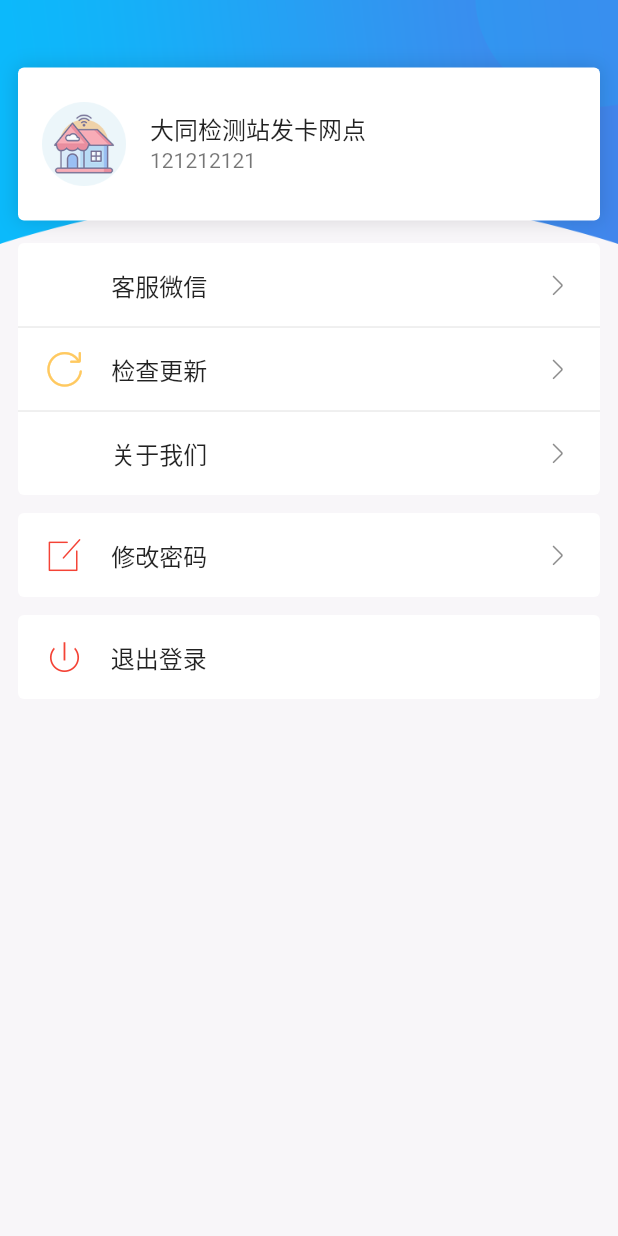
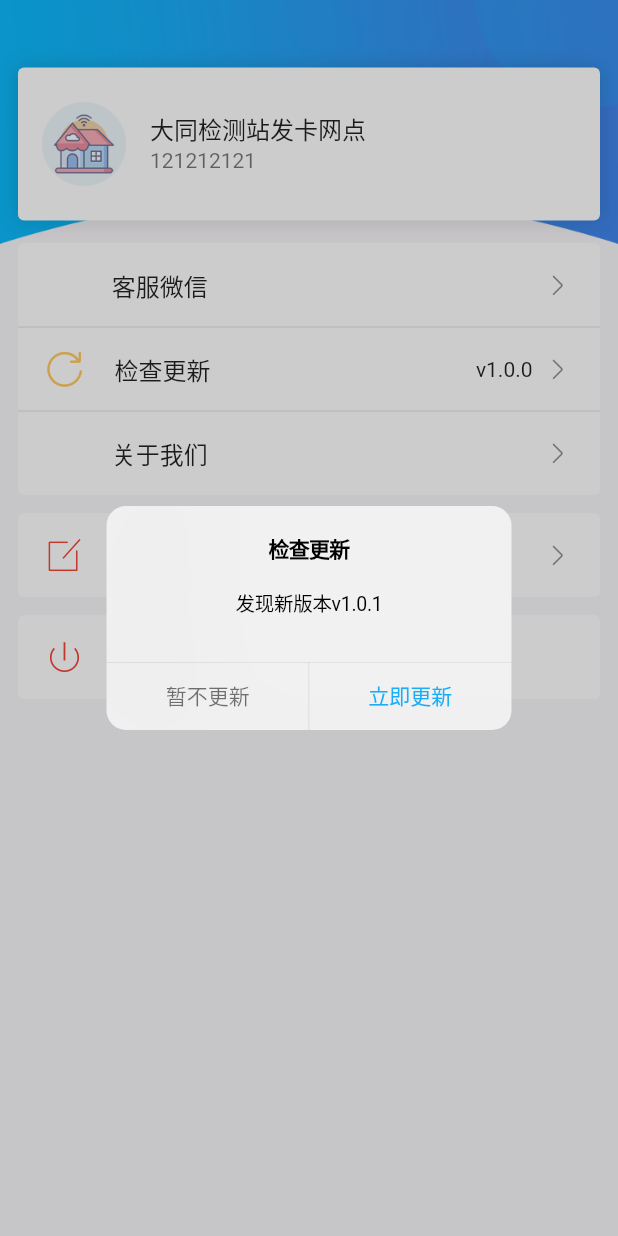
Before and after one commit to fight1991/app-xiaomanyao2.0, a Flutter app: the MinePage widget shown alone on an empty page, opened directly, after a tap on "检查更新", on a phone screen of 412 x 824 dp. Run offline on Flutter 3.47's test engine with Material 2 defaults, Android fonts, the phone set to English and light mode, and no system bars; our stand-ins replace dio, fluttertoast, package_info.

Commit message:
添加检查更新弹框

```diff
--- a/lib/src/pages/home/home_mine_page.dart
+++ b/lib/src/pages/home/home_mine_page.dart
@@ -14,6 +14,7 @@ class MinePage extends StatefulWidget {
 }
 
 class _MinePage extends State<MinePage> {
+  String appVersion = 'v1.0.0';
   @override
   Widget build(BuildContext context) {
     return Container(
@@ -38,6 +39,7 @@ class _MinePage extends State<MinePage> {
               buildListTitleItem(
                   leadingIconColor: Color(0xffFFC960),
                   title: '检查更新',
+                  trailingText: appVersion,
                   leadingIcon: IconFont.icon_refresh,
                   ontap: () => listTitleTap('refresh')),
               buildListTitleItem(
@@ -120,7 +122,7 @@ class _MinePage extends State<MinePage> {
       bool trailingShow = true,
       Function()? ontap,
       Color? leadingIconColor,
-      String? trailingText}) {
+      String trailingText = ''}) {
     return Container(
       child: ListTile(
         onTap: ontap,
@@ -130,7 +132,21 @@ class _MinePage extends State<MinePage> {
           size: 30,
         ),
         title: Align(child: Text(title ?? ''), alignment: Alignment(-1.1, 0)),
-        trailing: trailingShow ? Icon(IconFont.icon_arrow_right) : Text(''),
+        trailing: trailingShow
+            ? Row(
+                mainAxisSize: MainAxisSize.min,
+                children: [
+                  Text(
+                    trailingText,
+                    style: TextStyle(color: Colors.black87),
+                  ),
+                  SizedBox(
+                    width: 5,
+                  ),
+                  Icon(IconFont.icon_arrow_right),
+                ],
+              )
+            : Text(''),
       ),
     );
   }
@@ -145,6 +161,7 @@ class _MinePage extends State<MinePage> {
         );
         break;
       case 'refresh':
+        checkVersion();
         break;
       case 'aboutUs':
         NavigatorUtils.pushPageByFade(
@@ -160,38 +177,29 @@ class _MinePage extends State<MinePage> {
     }
   }
 
+  // 检查更新
+  void checkVersion() async {
+    // 有新版本显示弹框
+    String version = 'v1.0.1';
+    bool flag = await showCommonDialog(
+      title: '检查更新',
+      content: '发现新版本$version',
+      cancelColor: Colors.black54,
+      cancelText: '暂不更新',
+      confirmText: '立即更新',
+    );
+    if (flag) {
+      LogUtils.e('下载新版本');
+    }
+  }
+
   // 退出登录
   void logOutBtn() async {
-    var flag = await showCupertinoDialog(
-      context: context,
-      builder: (BuildContext context) {
-        return CupertinoAlertDialog(
-          title: Text('温馨提示'),
-          content: Container(
-            padding: EdgeInsets.all(12),
-            child: Text('您确定要退出登录吗?'),
-          ),
-          actions: [
-            // 左边按钮
-            CupertinoDialogAction(
-              child: Text(
-                '取消',
-                style: TextStyle(color: Colors.red),
-              ),
-              onPressed: () {
-                Navigator.of(context).pop(false);
-              },
-            ),
-            CupertinoDialogAction(
-              child: Text('退出'),
-              onPressed: () {
-                Navigator.of(context).pop(true);
-              },
-            ),
-          ],
-        );
-      },
-    );
+    var flag = await showCommonDialog(
+        title: '温馨提示',
+        content: '您确定要退出吗?',
+        cancelColor: Colors.red,
+        confirmText: '退出');
     if (flag) {
       // 点击确定按钮
       LogUtils.e('确定退出');
@@ -203,4 +211,52 @@ class _MinePage extends State<MinePage> {
       ToastUtils.showToast('退出成功!');
     }
   }
+
+  // 显示弹框
+  Future<bool> showCommonDialog(
+      {String title = '温馨提示',
+      String content = '',
+      String cancelText = '取消',
+      String confirmText = '确认',
+      Color? cancelColor,
+      Color? confirmColor}) async {
+    return await showCupertinoDialog(
+      context: context,
+      builder: (BuildContext context) {
+        return CupertinoAlertDialog(
+          title: Text(
+            title,
+            style: TextStyle(fontSize: 14),
+          ),
+          content: Container(
+            padding: EdgeInsets.only(top: 16, left: 12, right: 12, bottom: 10),
+            child: Text(content),
+          ),
+          actions: [
+            // 左边按钮
+            CupertinoDialogAction(
+              child: Text(
+                cancelText,
+                style:
+                    TextStyle(color: cancelColor ?? Colors.red, fontSize: 14),
+              ),
+              onPressed: () {
+                Navigator.of(context).pop(false);
+              },
+            ),
+            CupertinoDialogAction(
+              child: Text(
+                confirmText,
+                style: TextStyle(
+                    color: confirmColor ?? Color(0xff18AEF7), fontSize: 14),
+              ),
+              onPressed: () {
+                Navigator.of(context).pop(true);
+              },
+            ),
+          ],
+        );
+      },
+    );
+  }
 }
```
